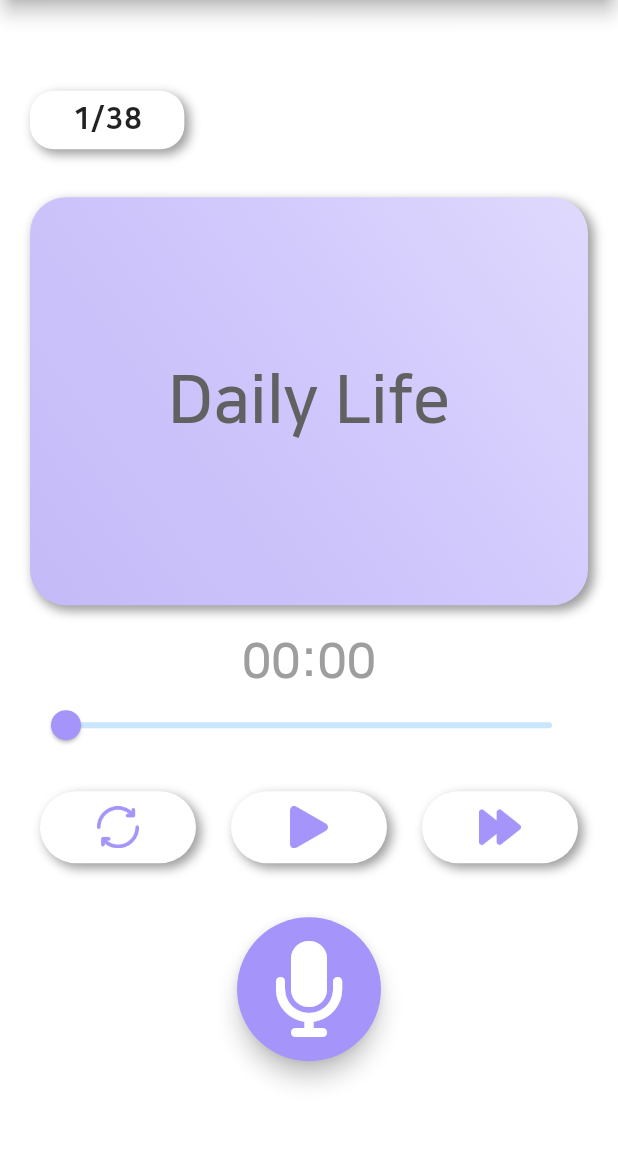
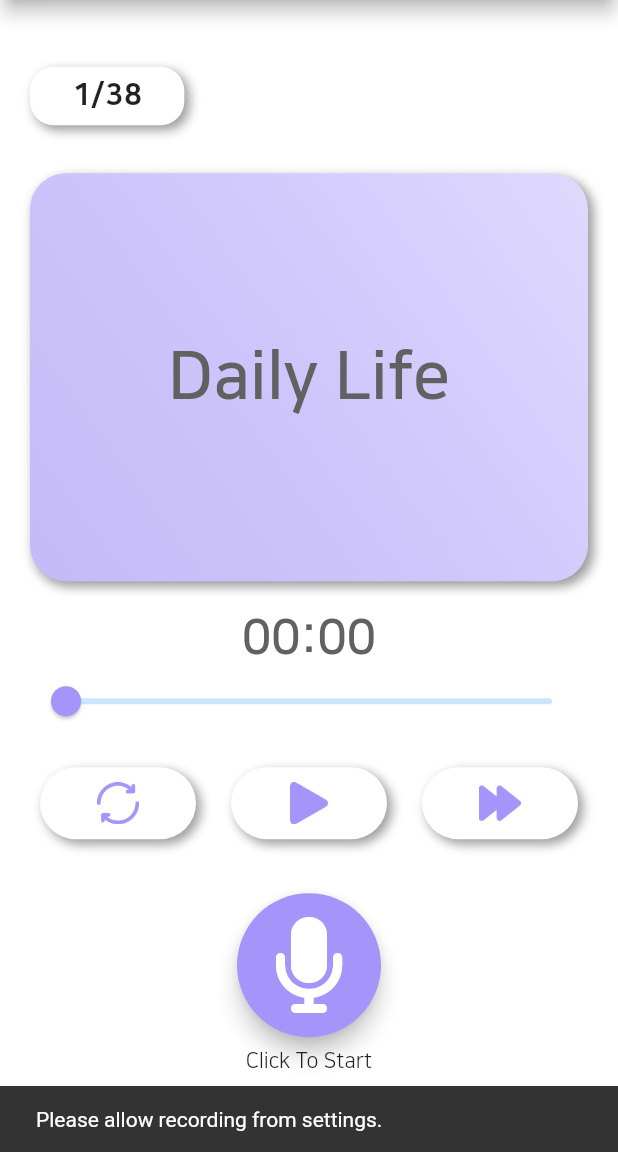
Before and after one commit to VoicePocket/VoicePocket-Flutter, a Flutter app: the screen it shows after launch, after a tap on an icon or button, on a phone screen of 412 x 824 dp, the part 84-1236 px from its top. Run offline on Flutter 3.47's test engine with Material 2 defaults, Android fonts, the light colour scheme and no system bars; our stand-ins replace audioplayers, carousel_slider, font_awesome_flutter, googleapis_auth; missing offline and left inert: flutter_audio_recorder2, gcloud; network calls fail; statements that could not run were skipped.

Commit message:
fix: 녹음 파일 생성 및 녹음 과정 안되는 버그 수정

```diff
--- a/lib/screens/recordroom/recordroom_studio_screen.dart
+++ b/lib/screens/recordroom/recordroom_studio_screen.dart
@@ -2,9 +2,9 @@ import 'dart:async';
 import 'dart:io';
 
 import 'package:flutter/material.dart';
-import 'package:flutter_sound/flutter_sound.dart';
+import 'package:flutter_audio_recorder2/flutter_audio_recorder2.dart';
 import 'package:font_awesome_flutter/font_awesome_flutter.dart';
-import 'package:permission_handler/permission_handler.dart';
+import 'package:path_provider/path_provider.dart';
 import 'package:voicepocket/constants/gaps.dart';
 import 'package:voicepocket/constants/sizes.dart';
 import 'package:voicepocket/screens/recordroom/recordroom_main_screen.dart';
@@ -51,6 +51,13 @@ const sentences = [
   "Home & Garden",
 ];
 
+enum RecordingState {
+  unready,
+  ready,
+  recording,
+  stopped,
+}
+
 class RecordroomStudioScreen extends StatefulWidget {
   const RecordroomStudioScreen({Key? key}) : super(key: key);
 
@@ -59,55 +66,106 @@ class RecordroomStudioScreen extends StatefulWidget {
 }
 
 class _RecordroomStudioScreenState extends State<RecordroomStudioScreen> {
-  final recorder = FlutterSoundRecorder();
-  bool isRecorderReady = false;
+  int seconds = 0, minutes = 0;
+  String digitSeconds = "00", digitMinutes = "00";
+
+  IconData _recordIcon = FontAwesomeIcons.microphone;
+  String _recordText = 'Click To Start';
+  RecordingState _recordingState = RecordingState.unready;
+  late FlutterAudioRecorder2 audioRecorder;
 
   int _index = 1;
   final int _maxLine = sentences.length;
   double _value = 0.0;
+
   @override
   void initState() {
-    initRecorder();
     super.initState();
-  }
-
-  @override
-  void dispose() {
-    recorder.closeRecorder();
-    super.dispose();
-  }
-
-  Future initRecorder() async {
-    final status = await Permission.microphone.request();
-    if (status != PermissionStatus.granted) {
-      throw "Microphone permission not granted";
-    }
-    recorder.openRecorder();
-    isRecorderReady = true;
-    await recorder.setSubscriptionDuration(
-      const Duration(milliseconds: 100),
-    );
-  }
-
-  Future _startRecording() async {
-    if (!isRecorderReady) return;
-    await recorder.startRecorder(
-      toFile: "audioFile_${DateTime.now().millisecondsSinceEpoch}.aac",
-    );
-  }
-
-  Future _stopRecording() async {
-    if (!isRecorderReady) return;
-    final path = await recorder.stopRecorder();
-    final audioFile = File(path!);
-
-    print(audioFile);
+    FlutterAudioRecorder2.hasPermissions.then((hasPermision) {
+      if (hasPermision!) {
+        _recordingState = RecordingState.ready;
+        _recordIcon = FontAwesomeIcons.microphoneSlash;
+        _recordText = 'Record';
+      }
+    });
   }
 
   void toNextPage() {
     setState(() {
       _index = _index + 1;
     });
+  }
+
+  Future<void> _onRecordButtonPressed() async {
+    switch (_recordingState) {
+      case RecordingState.ready:
+        await _recordVoice();
+        break;
+
+      case RecordingState.recording:
+        await _stopRecording();
+        _recordingState = RecordingState.stopped;
+        _recordIcon = FontAwesomeIcons.solidCircle;
+        _recordText = 'Record new one';
+        break;
+
+      case RecordingState.stopped:
+        await _recordVoice();
+        break;
+
+      case RecordingState.unready:
+        ScaffoldMessenger.of(context).hideCurrentSnackBar();
+
+        ScaffoldMessenger.of(context).showSnackBar(const SnackBar(
+          content: Text('Please allow recording from settings.'),
+        ));
+        break;
+    }
+  }
+
+  _initRecorder() async {
+    Directory appDirectory = await getApplicationDocumentsDirectory();
+    String filePath =
+        '${appDirectory.path}/${DateTime.now().millisecondsSinceEpoch}.wav';
+    print(filePath);
+    audioRecorder =
+        FlutterAudioRecorder2(filePath, audioFormat: AudioFormat.WAV);
+    await audioRecorder.initialized;
+  }
+
+  _startRecording() async {
+    await audioRecorder.start();
+    // await audioRecorder.current(channel: 0);
+  }
+
+  _stopRecording() async {
+    await audioRecorder.stop();
+  }
+
+  Future<void> _recordVoice() async {
+    final hasPermission = await FlutterAudioRecorder2.hasPermissions;
+    if (hasPermission ?? false) {
+      await _initRecorder();
+
+      await _startRecording();
+      _recordingState = RecordingState.recording;
+      _recordIcon = FontAwesomeIcons.stop;
+      _recordText = 'Recording';
+    } else {
+      if (!mounted) return;
+      ScaffoldMessenger.of(context).hideCurrentSnackBar();
+      ScaffoldMessenger.of(context).showSnackBar(
+        const SnackBar(
+          content: Text('Please allow recording from settings.'),
+        ),
+      );
+    }
+  }
+
+  @override
+  void dispose() {
+    _recordingState = RecordingState.unready;
+    super.dispose();
   }
 
   void completeModelCreate(BuildContext context) {
@@ -210,29 +268,13 @@ class _RecordroomStudioScreenState extends State<RecordroomStudioScreen> {
                 ),
               ),
               Gaps.v20,
-              StreamBuilder<RecordingDisposition>(
-                builder: (context, snapshot) {
-                  final duration = snapshot.hasData
-                      ? snapshot.data!.duration
-                      : Duration.zero;
-
-                  String twoDigits(int n) => n.toString().padLeft(2, '0');
-
-                  final twoDigitMinutes =
-                      twoDigits(duration.inMinutes.remainder(60));
-                  final twoDigitSeconds =
-                      twoDigits(duration.inSeconds.remainder(60));
-
-                  return Text(
-                    '$twoDigitMinutes:$twoDigitSeconds',
-                    style: const TextStyle(
-                      color: Colors.grey,
-                      fontSize: Sizes.size32,
-                      fontWeight: FontWeight.bold,
-                    ),
-                  );
-                },
-                stream: recorder.onProgress,
+              Text(
+                "00:00",
+                style: TextStyle(
+                  color: Colors.grey.shade700,
+                  fontSize: Sizes.size32,
+                  fontWeight: FontWeight.bold,
+                ),
               ),
               Container(
                 alignment: Alignment.bottomCenter,
@@ -358,23 +400,22 @@ class _RecordroomStudioScreenState extends State<RecordroomStudioScreen> {
               FloatingActionButton.large(
                 backgroundColor: Theme.of(context).primaryColor,
                 onPressed: () async {
-                  if (recorder.isRecording) {
-                    await _stopRecording();
-                  } else {
-                    await _startRecording();
-                  }
+                  await _onRecordButtonPressed();
+                  setState(() {});
                 },
                 child: Container(
                   decoration: const BoxDecoration(
                     shape: BoxShape.circle,
                   ),
                   child: FaIcon(
-                    recorder.isRecording
-                        ? FontAwesomeIcons.stop
-                        : FontAwesomeIcons.microphone,
+                    _recordIcon,
                     size: Sizes.size64,
                   ),
                 ),
+              ),
+              Padding(
+                padding: const EdgeInsets.all(8),
+                child: Text(_recordText),
               ),
             ],
           ),
--- a/lib/screens/voicepocket/media_player_screen.dart
+++ b/lib/screens/voicepocket/media_player_screen.dart
@@ -15,6 +15,8 @@ class MediaPlayerScreen extends StatefulWidget {
 }
 
 class _MediaPlayerScreenState extends State<MediaPlayerScreen> {
+  final stopwatch = Stopwatch();
+
   final audioPlayer = AudioPlayer();
   bool isPlaying = false;
   Duration duration = Duration.zero;
--- a/pubspec.yaml
+++ b/pubspec.yaml
@@ -43,11 +43,11 @@ dependencies:
   path_provider: ^2.0.12
   permission_handler: ^10.2.0
   uuid: ^3.0.6
-  flutter_sound: ^9.2.13
   assets_audio_player: ^3.0.6
-  flutter_sound_platform_interface: ^9.2.13
   just_audio: ^0.9.31
   logger: ^1.3.0
+  flutter_audio_recorder2: ^0.0.2
+  flutter_sound: ^9.2.13
 
 dev_dependencies:
   flutter_test:
```
Also changed, not shown: pubspec.lock, 2 other files.
